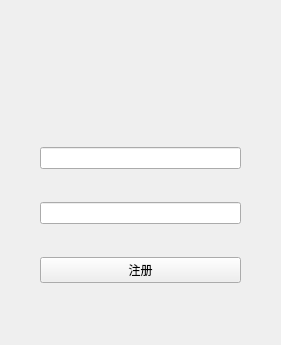
The window that client/chatting/register.ui (Zzzzzya/Chating-Room) describes before a commit, drawn with Qt 5; both pictures show x 0 to 281 and y 0 to 345 of the 281 by 505 pixel window.
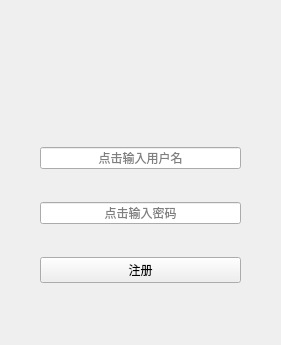
The same window after the commit.

The edit to the form file:
```diff
--- a/client/chatting/register.ui
+++ b/client/chatting/register.ui
@@ -24,12 +24,31 @@
    </property>
    <layout class="QVBoxLayout" name="verticalLayout">
     <item>
-     <widget class="QLineEdit" name="name"/>
+     <widget class="QLineEdit" name="name">
+      <property name="focusPolicy">
+       <enum>Qt::ClickFocus</enum>
+      </property>
+      <property name="inputMask">
+       <string/>
+      </property>
+      <property name="alignment">
+       <set>Qt::AlignCenter</set>
+      </property>
+      <property name="placeholderText">
+       <string>点击输入用户名</string>
+      </property>
+     </widget>
     </item>
     <item>
      <widget class="QLineEdit" name="password">
       <property name="echoMode">
-       <enum>QLineEdit::Normal</enum>
+       <enum>QLineEdit::Password</enum>
+      </property>
+      <property name="alignment">
+       <set>Qt::AlignCenter</set>
+      </property>
+      <property name="placeholderText">
+       <string>点击输入密码</string>
       </property>
      </widget>
     </item>
```
Left out of the diff: 6 changed lines with no effect on the pictures.
